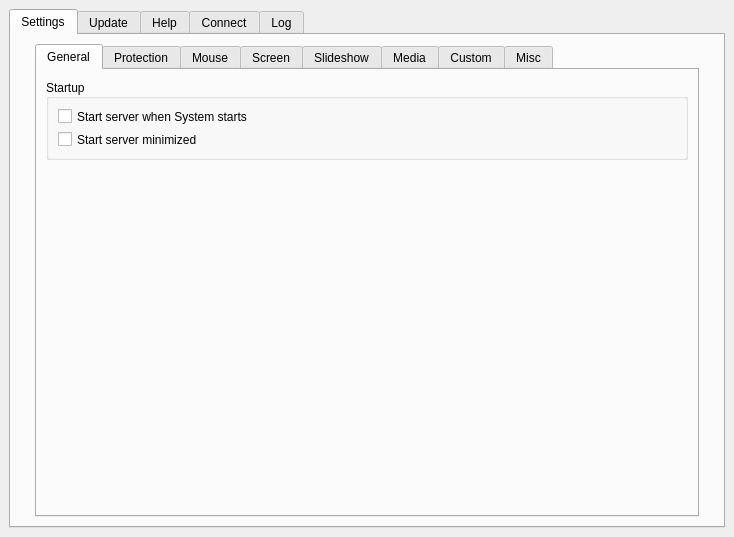
Old version of the form Source/MacOS/RemoteControlServer/mainwindow.ui in the repository Steppschuh/RemoteControlServer.
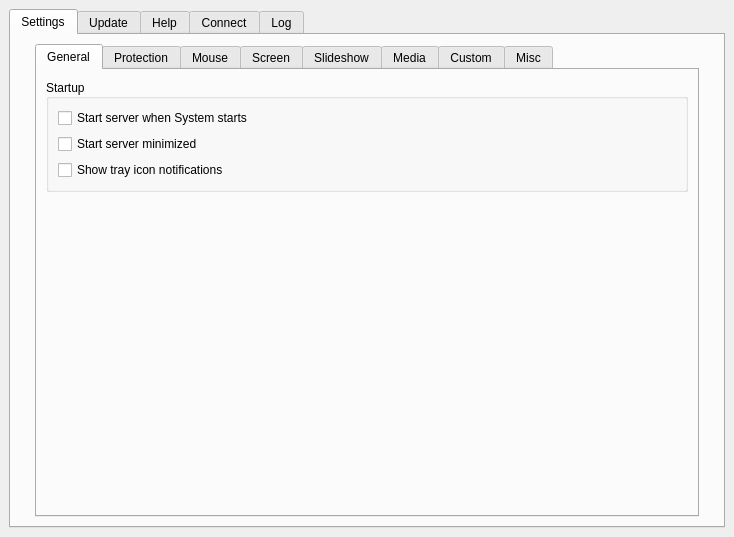
New version of the form. The open tabs and pages were chosen to show the change.

Commit message: Finished Server class except for updates

Diff of the .ui file:
```diff
--- a/Source/MacOS/RemoteControlServer/mainwindow.ui
+++ b/Source/MacOS/RemoteControlServer/mainwindow.ui
@@ -64,7 +64,7 @@
               <property name="maximumSize">
                <size>
                 <width>16777215</width>
-                <height>81</height>
+                <height>16777215</height>
                </size>
               </property>
               <property name="layoutDirection">
@@ -100,6 +100,13 @@
                  </property>
                 </widget>
                </item>
+               <item>
+                <widget class="QCheckBox" name="showNotifications">
+                 <property name="text">
+                  <string>Show tray icon notifications</string>
+                 </property>
+                </widget>
+               </item>
               </layout>
              </widget>
             </item>
```
Left out of the diff: 4 changed lines with no effect on the pictures. The commit also changes 11 other files.
